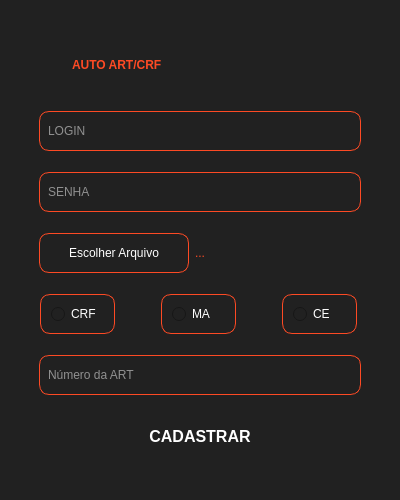
Old version of the form app/qt/form.ui in the repository agil-engenharia-dev/cadastro-art.
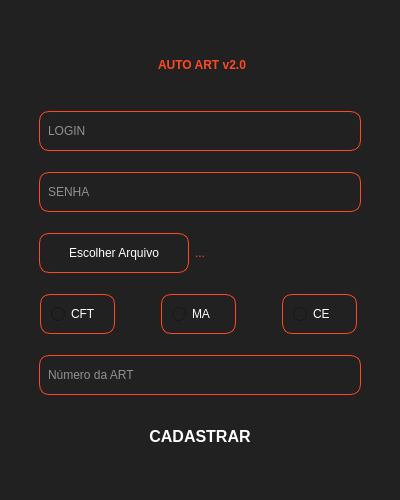
New version of the form. Icons and pictures are not drawn.

Commit message: feat: update form UI elements and improve layout properties

```diff
--- a/app/qt/form.ui
+++ b/app/qt/form.ui
@@ -95,30 +95,7 @@
 }</string>
           </property>
           <property name="text">
-           <string>AUTO ART/CRF</string>
-          </property>
-         </widget>
-        </item>
-        <item>
-         <widget class="QLabel" name="label_2">
-          <property name="minimumSize">
-           <size>
-            <width>150</width>
-            <height>50</height>
-           </size>
-          </property>
-          <property name="maximumSize">
-           <size>
-            <width>150</width>
-            <height>50</height>
-           </size>
-          </property>
-          <property name="styleSheet">
-           <string notr="true">background-color:transparent;
-image: url(:/image/Positivo.png);</string>
-          </property>
-          <property name="text">
-           <string/>
+           <string>AUTO ART v2.0</string>
           </property>
          </widget>
         </item>
@@ -252,7 +229,7 @@
 </string>
           </property>
           <property name="text">
-           <string>CRF</string>
+           <string>CFT</string>
           </property>
          </widget>
         </item>
```
Left out of the diff: 10 changed lines with no effect on the pictures.
